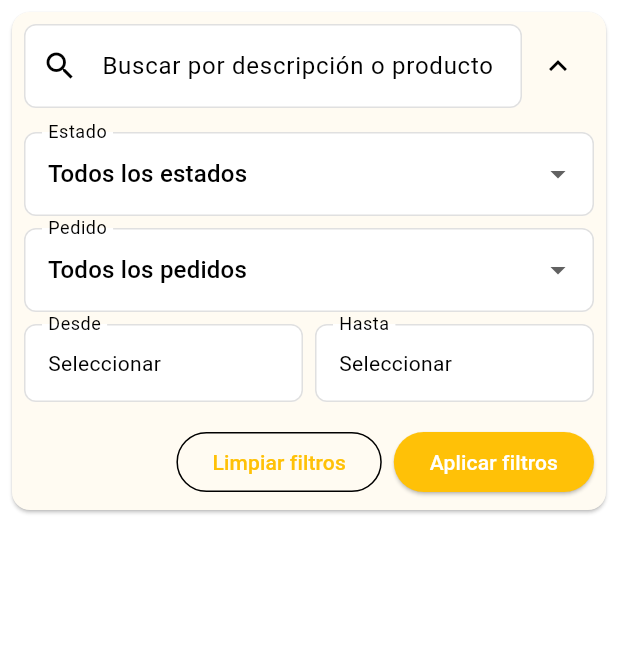
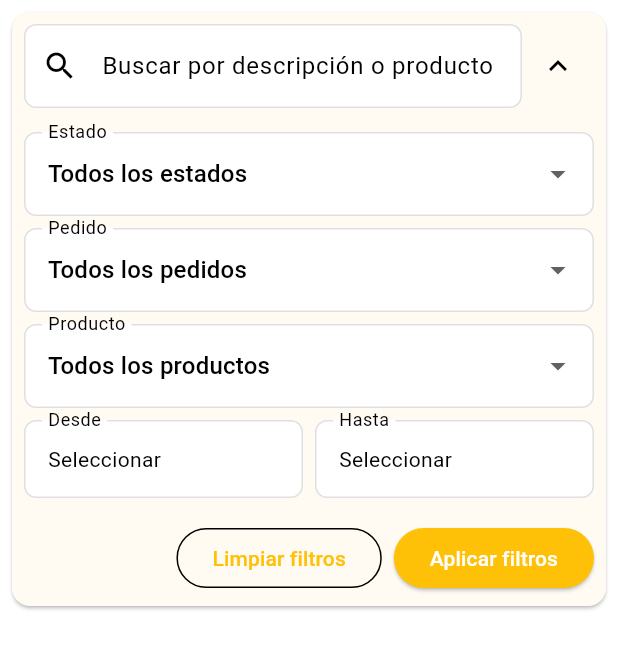
Before and after one commit to AlejandroRuF/FoofFlowApp, a Flutter app: the IncidentFiltersWidget widget shown alone on an empty page, opened directly with empty values, after a tap on the "expand more" icon, on a phone screen of 412 x 824 dp. Shown: the top 649 px of the screen. Run offline on Flutter 3.47's test engine with Material 3 defaults, Android fonts, the phone set to English and light mode, and no system bars; our stand-ins replace dio, fl_chart, go_router, image_picker, shared_preferences, validators; missing offline and left inert: mobile_scanner; accounts and stored records are empty; network calls fail.

```diff
--- a/lib/core/router/app_router.dart
+++ b/lib/core/router/app_router.dart
@@ -6,7 +6,7 @@ import '../../features/cart/cart_view/cart_list_screen.dart';
 import '../../features/dashboard/dashboard_view/dashboard_screen.dart';
 import '../../features/incidents/incidents_view/IncidentFormScreen.dart';
 import '../../features/incidents/incidents_view/Incidents_screen.dart';
-import '../../features/incidents/incidents_view/widgets/incident_detail_view.dart';
+import '../../features/incidents/incidents_view/incident_detail_screen.dart';
 import '../../features/orders/orders_view/order_list_screen.dart';
 import '../../features/orders/orders_view/order_detail_screen.dart';
 import '../../features/orders/orders_view/order_form_screen.dart';
--- a/lib/features/incidents/incidents_model/incidents_model.dart
+++ b/lib/features/incidents/incidents_model/incidents_model.dart
@@ -50,9 +50,14 @@ class IncidentsModel {
           incidencia.descripcion.toLowerCase().contains(
             textoBusqueda.toLowerCase(),
           ) ||
-          incidencia.productoNombre.toLowerCase().contains(
+          (incidencia.productoNombre.toLowerCase().contains(
             textoBusqueda.toLowerCase(),
-          );
+          )) ||
+          // Nuevo: buscar también en el nombre del producto anidado
+          ((incidencia.producto != null &&
+              incidencia.producto!.nombre.toLowerCase().contains(
+                textoBusqueda.toLowerCase(),
+              )));
 
       bool coincideEstado =
           estado == null || estado.isEmpty || incidencia.estado == estado;
@@ -60,7 +65,10 @@ class IncidentsModel {
       bool coincidePedido = pedidoId == null || incidencia.pedidoId == pedidoId;
 
       bool coincideProducto =
-          productoId == null || incidencia.productoId == productoId;
+          productoId == null ||
+          incidencia.productoId == productoId ||
+          (incidencia.producto != null &&
+              incidencia.producto!.id == productoId);
 
       bool coincideUsuario =
           usuarioId == null || incidencia.reportadoPorId == usuarioId;
--- a/lib/features/incidents/incidents_view/widgets/incident_detail_view.dart
+++ b/lib/features/incidents/incidents_view/incident_detail_screen.dart
@@ -74,6 +74,10 @@ class IncidentDetailScreen extends StatelessWidget {
       fechaResolucionFormateada = dateFormatter.format(fechaResolucion);
     }
 
+    // Usar nombre de producto preferentemente del objeto anidado
+    final nombreProducto =
+        incidencia.producto?.nombre ?? incidencia.productoNombre;
+
     return SingleChildScrollView(
       child: Padding(
         padding: const EdgeInsets.all(16),
@@ -85,11 +89,16 @@ class IncidentDetailScreen extends StatelessWidget {
             _buildInfoCard('Información de la Incidencia', [
               InfoItem('ID', '${incidencia.id}'),
               InfoItem('Pedido', '#${incidencia.pedidoId}'),
-              InfoItem('Producto', incidencia.productoNombre),
+              InfoItem('Producto', nombreProducto),
               InfoItem('Nueva cantidad', '${incidencia.nuevaCantidad}'),
               InfoItem('Reportado por', incidencia.reportadoPorNombre ?? 'N/A'),
               InfoItem('Cliente', incidencia.clienteNombre ?? 'N/A'),
               InfoItem('Proveedor', incidencia.proveedorNombre ?? 'N/A'),
+              // Mostrar los nuevos campos si están disponibles:
+              if (incidencia.restauranteNombre != null)
+                InfoItem('Restaurante', incidencia.restauranteNombre!),
+              if (incidencia.cocinaCentralNombre != null)
+                InfoItem('Cocina Central', incidencia.cocinaCentralNombre!),
               InfoItem('Fecha de reporte', fechaReporteFormateada),
               InfoItem('Fecha de resolución', fechaResolucionFormateada),
             ]),
--- a/lib/features/incidents/incidents_view/widgets/incident_card_widget.dart
+++ b/lib/features/incidents/incidents_view/widgets/incident_card_widget.dart
@@ -15,6 +15,10 @@ class IncidentCardWidget extends StatelessWidget {
     final fechaReporte = DateTime.parse(incidencia.fechaReporte);
     final fechaFormateada = dateFormatter.format(fechaReporte);
 
+    // Usar el nombre del producto del objeto anidado, o el antiguo campo por compatibilidad
+    final nombreProducto =
+        incidencia.producto?.nombre ?? incidencia.productoNombre;
+
     return Card(
       margin: const EdgeInsets.only(bottom: 12),
       child: InkWell(
@@ -31,7 +35,7 @@ class IncidentCardWidget extends StatelessWidget {
                   const SizedBox(width: 8),
                   Expanded(
                     child: Text(
-                      'Incidencia #${incidencia.id} - ${incidencia.productoNombre}',
+                      'Incidencia #${incidencia.id} - $nombreProducto',
                       style: const TextStyle(
                         fontWeight: FontWeight.bold,
                         fontSize: 16,
--- a/lib/features/incidents/incidents_view/widgets/incident_filters_widget.dart
+++ b/lib/features/incidents/incidents_view/widgets/incident_filters_widget.dart
@@ -18,10 +18,29 @@ class _IncidentFiltersWidgetState extends State<IncidentFiltersWidget> {
   bool _filtersExpanded = false;
   final TextEditingController _searchController = TextEditingController();
 
+  List<Producto> _productos = [];
+  bool _productosCargados = false;
+
   @override
   void initState() {
     super.initState();
     _searchController.text = '';
+    _cargarProductos();
+  }
+
+  Future<void> _cargarProductos() async {
+    // Si tu viewModel expone un método para obtener productos, úsalo aquí.
+    // Si no, deberías adaptar el viewModel para exponerlo.
+    if (mounted) {
+      // Puedes comentar esta sección si no tienes muchos productos
+      // y no quieres cargar la lista.
+      // final productos = await widget.viewModel.obtenerProductos();
+      // setState(() {
+      //   _productos = productos;
+      //   _productosCargados = true;
+      // });
+      _productosCargados = true;
+    }
   }
 
   @override
@@ -84,6 +103,8 @@ class _IncidentFiltersWidgetState extends State<IncidentFiltersWidget> {
         _buildEstadoFilter(),
         const SizedBox(height: 8),
         _buildPedidoFilter(),
+        const SizedBox(height: 8),
+        _buildProductoFilter(),
         const SizedBox(height: 8),
         _buildFechaFilters(),
         const SizedBox(height: 16),
@@ -165,6 +186,35 @@ class _IncidentFiltersWidgetState extends State<IncidentFiltersWidget> {
     );
   }
 
+  Widget _buildProductoFilter() {
+    // Este filtro sólo se muestra si tienes la lista de productos cargada;
+    // puedes adaptarlo a tu lógica real de negocio (o eliminarlo si no lo usas).
+    // Para una app grande, mejor paginar/autocompletar el selector.
+    return DropdownButtonFormField<int?>(
+      decoration: const InputDecoration(
+        labelText: 'Producto',
+        border: OutlineInputBorder(),
+      ),
+      value: widget.viewModel.filtrosActivos['producto_id'] as int?,
+      onChanged: (int? value) {
+        widget.viewModel.establecerProductoFiltro(value);
+      },
+      items: [
+        const DropdownMenuItem<int?>(
+          value: null,
+          child: Text('Todos los productos'),
+        ),
+        ..._productos.map((producto) {
+          final nombreProducto = producto.nombre;
+          return DropdownMenuItem<int>(
+            value: producto.id,
+            child: Text(nombreProducto),
+          );
+        }),
+      ],
+    );
+  }
+
   Widget _buildFechaFilters() {
     return Row(
       children: [
```
